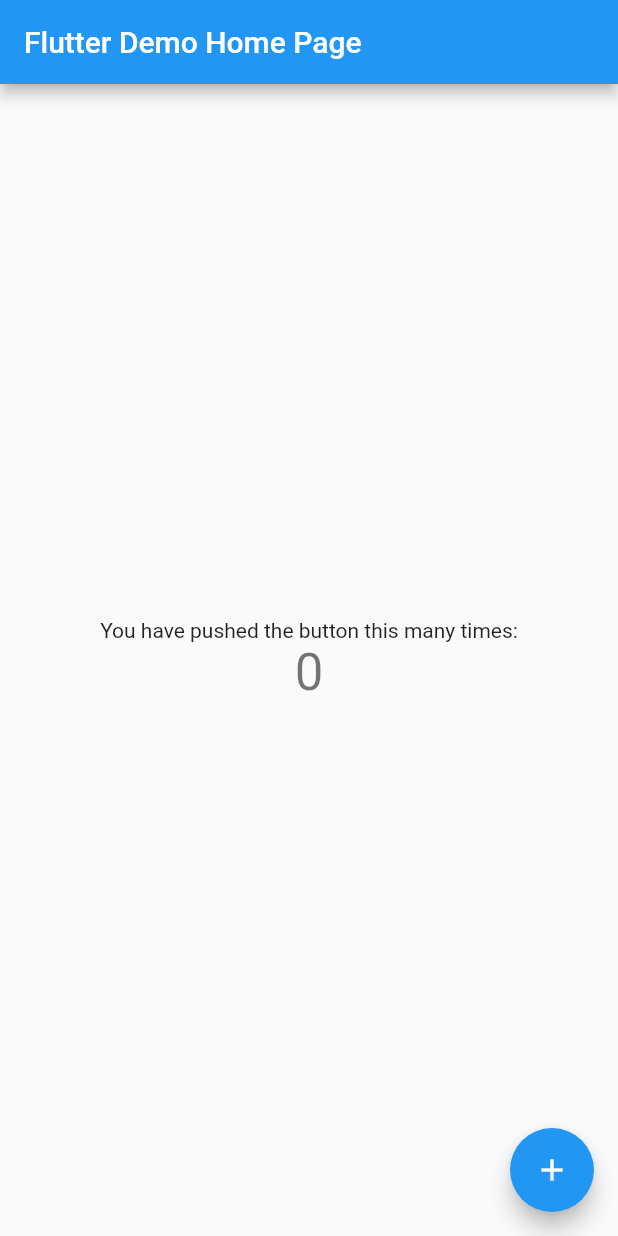
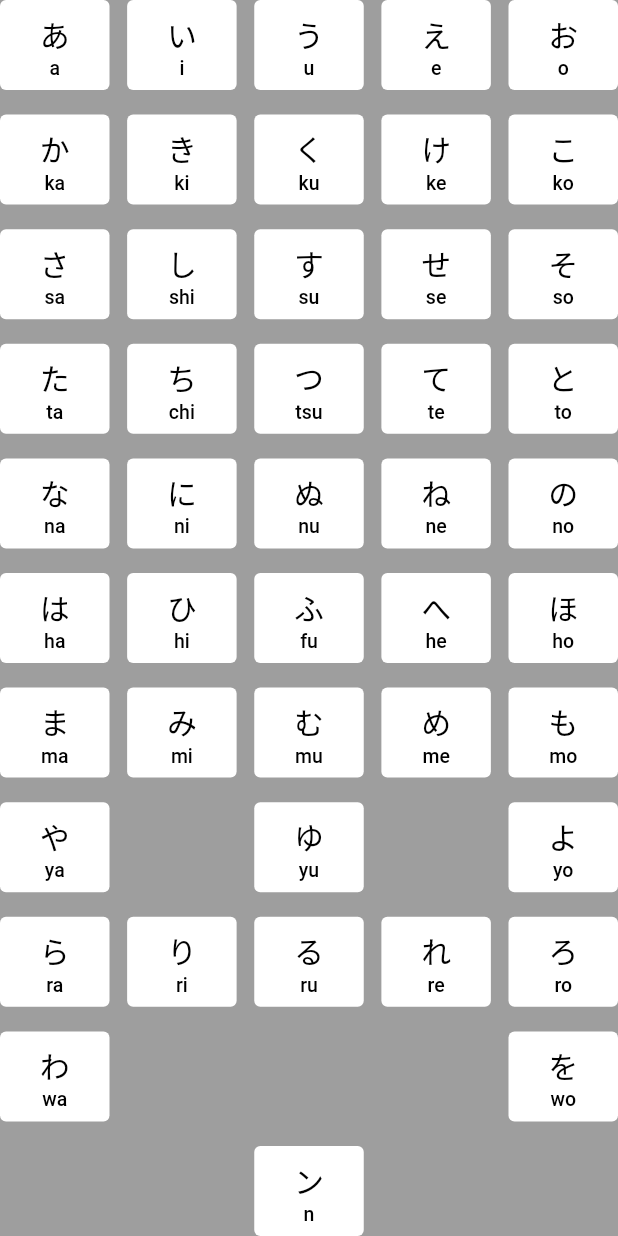
Before and after one commit to Elius0911/jp50on, a Flutter app: the screen it shows after launch, on a phone screen of 412 x 824 dp. Run offline on Flutter 3.47's test engine with Material 2 defaults, Android fonts, the light colour scheme and no system bars; our stand-ins replace audioplayers.

Commit message:
table finish, list finish

```diff
--- a/lib/main.dart
+++ b/lib/main.dart
@@ -1,5 +1,9 @@
 import 'package:flutter/material.dart';
+import 'package:audioplayers/audioplayers.dart';
 
+import 'wordList.dart';
+
+WordList wordList = WordList();
 void main() {
   runApp(const MyApp());
 }
@@ -7,109 +11,192 @@
 class MyApp extends StatelessWidget {
   const MyApp({Key? key}) : super(key: key);
 
-  // This widget is the root of your application.
   @override
   Widget build(BuildContext context) {
     return MaterialApp(
-      title: 'Flutter Demo',
+        debugShowCheckedModeBanner: false,
         theme: ThemeData(
-        // This is the theme of your application.
-        //
-        // Try running your application with "flutter run". You'll see the
-        // application has a blue toolbar. Then, without quitting the app, try
-        // changing the primarySwatch below to Colors.green and then invoke
-        // "hot reload" (press "r" in the console where you ran "flutter run",
-        // or simply save your changes to "hot reload" in a Flutter IDE).
-        // Notice that the counter didn't reset back to zero; the application
-        // is not restarted.
           primarySwatch: Colors.blue,
         ),
-      home: const MyHomePage(title: 'Flutter Demo Home Page'),
-    );
+        home: SafeArea(
+          child: HomePage(),
+        ));
   }
 }
 
-class MyHomePage extends StatefulWidget {
-  const MyHomePage({Key? key, required this.title}) : super(key: key);
+class HomePage extends StatelessWidget {
+  HomePage({Key? key}) : super(key: key);
 
-  // This widget is the home page of your application. It is stateful, meaning
-  // that it has a State object (defined below) that contains fields that affect
-  // how it looks.
-
-  // This class is the configuration for the state. It holds the values (in this
-  // case the title) provided by the parent (in this case the App widget) and
-  // used by the build method of the State. Fields in a Widget subclass are
-  // always marked "final".
-
-  final String title;
-
-  @override
-  State<MyHomePage> createState() => _MyHomePageState();
-}
-
-class _MyHomePageState extends State<MyHomePage> {
-  int _counter = 0;
-
-  void _incrementCounter() {
-    setState(() {
-      // This call to setState tells the Flutter framework that something has
-      // changed in this State, which causes it to rerun the build method below
-      // so that the display can reflect the updated values. If we changed
-      // _counter without calling setState(), then the build method would not be
-      // called again, and so nothing would appear to happen.
-      _counter++;
-    });
-  }
-
-  @override
-  Widget build(BuildContext context) {
-    // This method is rerun every time setState is called, for instance as done
-    // by the _incrementCounter method above.
-    //
-    // The Flutter framework has been optimized to make rerunning build methods
-    // fast, so that you can just rebuild anything that needs updating rather
-    // than having to individually change instances of widgets.
-    return Scaffold(
-      appBar: AppBar(
-        // Here we take the value from the MyHomePage object that was created by
-        // the App.build method, and use it to set our appbar title.
-        title: Text(widget.title),
+  Widget wordCard(int num) {
+    return SizedBox(
+      height: 60,
+      width: 73,
+      child: TextButton(
+        style: ButtonStyle(
+          backgroundColor: MaterialStateProperty.all(Colors.white),
         ),
-      body: Center(
-        // Center is a layout widget. It takes a single child and positions it
-        // in the middle of the parent.
+        clipBehavior: Clip.antiAlias, // 抗鋸齒
+        child: Container(
+          alignment: Alignment.center,
           child: Column(
-          // Column is also a layout widget. It takes a list of children and
-          // arranges them vertically. By default, it sizes itself to fit its
-          // children horizontally, and tries to be as tall as its parent.
-          //
-          // Invoke "debug painting" (press "p" in the console, choose the
-          // "Toggle Debug Paint" action from the Flutter Inspector in Android
-          // Studio, or the "Toggle Debug Paint" command in Visual Studio Code)
-          // to see the wireframe for each widget.
-          //
-          // Column has various properties to control how it sizes itself and
-          // how it positions its children. Here we use mainAxisAlignment to
-          // center the children vertically; the main axis here is the vertical
-          // axis because Columns are vertical (the cross axis would be
-          // horizontal).
-          mainAxisAlignment: MainAxisAlignment.center,
-          children: <Widget>[
-            const Text(
-              'You have pushed the button this many times:',
+            children: [
+              Text(
+                wordList.wordList[num].JPword,
+                style: TextStyle(color: Colors.black, fontSize: 20),
               ),
               Text(
-              '$_counter',
-              style: Theme.of(context).textTheme.headline4,
+                wordList.wordList[num].roman,
+                style: TextStyle(color: Colors.black, fontSize: 13),
               ),
             ],
           ),
         ),
-      floatingActionButton: FloatingActionButton(
-        onPressed: _incrementCounter,
-        tooltip: 'Increment',
-        child: const Icon(Icons.add),
-      ), // This trailing comma makes auto-formatting nicer for build methods.
+        onPressed: () {},
+      ),
+    );
+  }
+
+/*
+  int index = 0;
+  Widget LoadWord5(int number) {
+    for (int i = 0; i < 5; i++) {
+      return wordCard(i);
+    }
+    index += 5;
+  }
+
+  Widget LoadWord3(int number) {
+    for (int i = 0; i < 3; i++) {
+      wordCard(i);
+      index += 3;
+    }
+  }
+
+  Widget LoadWord2(int number) {
+    for (int i = 0; i < 2; i++) {
+      wordCard(i);
+      index += 2;
+    }
+  }
+*/
+  @override
+  Widget build(BuildContext context) {
+    return Container(
+      color: Colors.grey,
+      child: Column(
+        mainAxisAlignment: MainAxisAlignment.spaceBetween,
+        children: [
+          /*
+          Row(
+            mainAxisAlignment: MainAxisAlignment.spaceBetween,
+            children: [
+              LoadWord5(index),
+            ],
+          ),
+          */
+          Row(
+            mainAxisAlignment: MainAxisAlignment.spaceBetween,
+            children: [
+              wordCard(0),
+              wordCard(1),
+              wordCard(2),
+              wordCard(3),
+              wordCard(4),
+            ],
+          ),
+          Row(
+            mainAxisAlignment: MainAxisAlignment.spaceBetween,
+            children: [
+              wordCard(5),
+              wordCard(6),
+              wordCard(7),
+              wordCard(8),
+              wordCard(9),
+            ],
+          ),
+          Row(
+            mainAxisAlignment: MainAxisAlignment.spaceBetween,
+            children: [
+              wordCard(10),
+              wordCard(11),
+              wordCard(12),
+              wordCard(13),
+              wordCard(14),
+            ],
+          ),
+          Row(
+            mainAxisAlignment: MainAxisAlignment.spaceBetween,
+            children: [
+              wordCard(15),
+              wordCard(16),
+              wordCard(17),
+              wordCard(18),
+              wordCard(19),
+            ],
+          ),
+          Row(
+            mainAxisAlignment: MainAxisAlignment.spaceBetween,
+            children: [
+              wordCard(20),
+              wordCard(21),
+              wordCard(22),
+              wordCard(23),
+              wordCard(24),
+            ],
+          ),
+          Row(
+            mainAxisAlignment: MainAxisAlignment.spaceBetween,
+            children: [
+              wordCard(25),
+              wordCard(26),
+              wordCard(27),
+              wordCard(28),
+              wordCard(29),
+            ],
+          ),
+          Row(
+            mainAxisAlignment: MainAxisAlignment.spaceBetween,
+            children: [
+              wordCard(30),
+              wordCard(31),
+              wordCard(32),
+              wordCard(33),
+              wordCard(34),
+            ],
+          ),
+          Row(
+            mainAxisAlignment: MainAxisAlignment.spaceBetween,
+            children: [
+              wordCard(35),
+              wordCard(36),
+              wordCard(37),
+            ],
+          ),
+          Row(
+            mainAxisAlignment: MainAxisAlignment.spaceBetween,
+            children: [
+              wordCard(38),
+              wordCard(39),
+              wordCard(40),
+              wordCard(41),
+              wordCard(42),
+            ],
+          ),
+          Row(
+            mainAxisAlignment: MainAxisAlignment.spaceBetween,
+            children: [
+              wordCard(43),
+              wordCard(44),
+            ],
+          ),
+          Row(
+            mainAxisAlignment: MainAxisAlignment.center,
+            children: [
+              wordCard(45),
+            ],
+          )
+        ],
+      ),
     );
   }
 }
--- /dev/null
+++ b/lib/wordList.dart
@@ -0,0 +1,57 @@
+class Word {
+  String JPword;
+  String roman;
+
+  Word(this.JPword, this.roman);
+}
+
+class WordList {
+  List<Word> wordList = [
+    Word("あ", "a"), //a
+    Word("い", "i"),
+    Word("う", "u"),
+    Word("え", "e"),
+    Word("お", "o"),
+    Word("か", "ka"), //ka
+    Word("き", "ki"),
+    Word("く", "ku"),
+    Word("け", "ke"),
+    Word("こ", "ko"),
+    Word("さ", "sa"), //sa
+    Word("し", "shi"),
+    Word("す", "su"),
+    Word("せ", "se"),
+    Word("そ", "so"),
+    Word("た", "ta"), //ta
+    Word("ち", "chi"),
+    Word("つ", "tsu"),
+    Word("て", "te"),
+    Word("と", "to"),
+    Word("な", "na"), //na
+    Word("に", "ni"),
+    Word("ぬ", "nu"),
+    Word("ね", "ne"),
+    Word("の", "no"),
+    Word("は", "ha"), //ha
+    Word("ひ", "hi"),
+    Word("ふ", "fu"),
+    Word("へ", "he"),
+    Word("ほ", "ho"),
+    Word("ま", "ma"), //ma
+    Word("み", "mi"),
+    Word("む", "mu"),
+    Word("め", "me"),
+    Word("も", "mo"),
+    Word("や", "ya"), //ya
+    Word("ゆ", "yu"),
+    Word("よ", "yo"),
+    Word("ら", "ra"), //ra
+    Word("り", "ri"),
+    Word("る", "ru"),
+    Word("れ", "re"),
+    Word("ろ", "ro"),
+    Word("わ", "wa"), //wa
+    Word("を", "wo"),
+    Word("ン", "n"), //n
+  ];
+}
--- a/pubspec.yaml
+++ b/pubspec.yaml
@@ -27,6 +27,7 @@
 # the latest version available on pub.dev. To see which dependencies have newer
 # versions available, run `flutter pub outdated`.
 dependencies:
+  audioplayers: ^1.0.0
   flutter:
     sdk: flutter
 
```
Also changed, not shown: pubspec.lock. Lines whose indentation alone changed are shown as unchanged.
